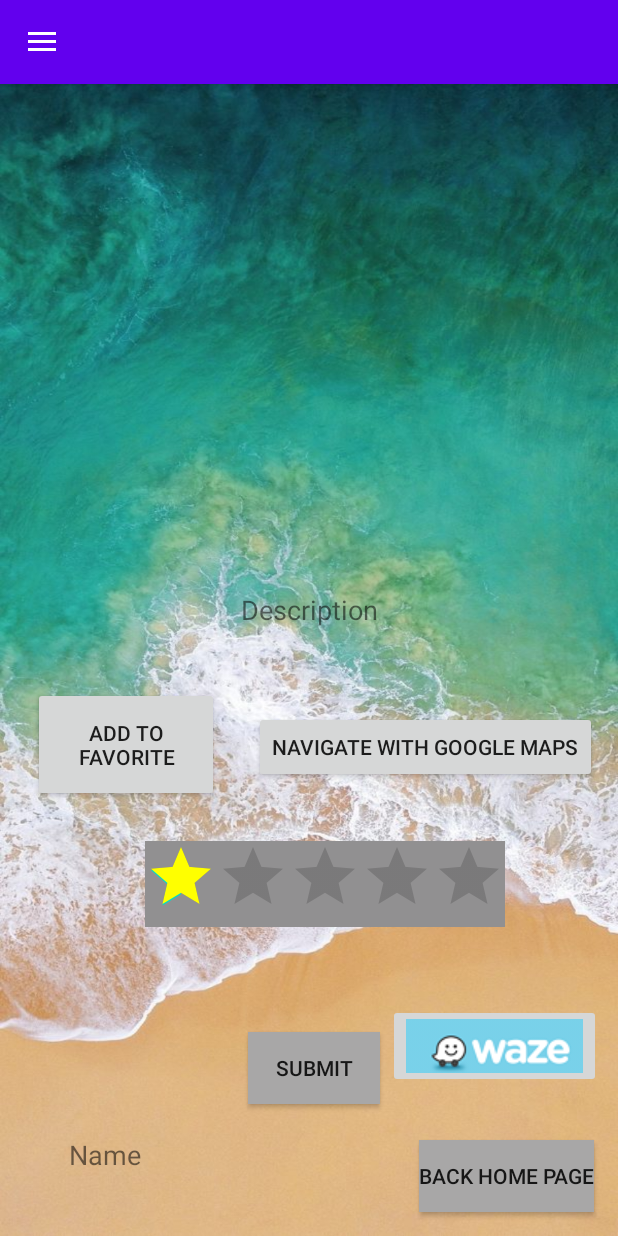
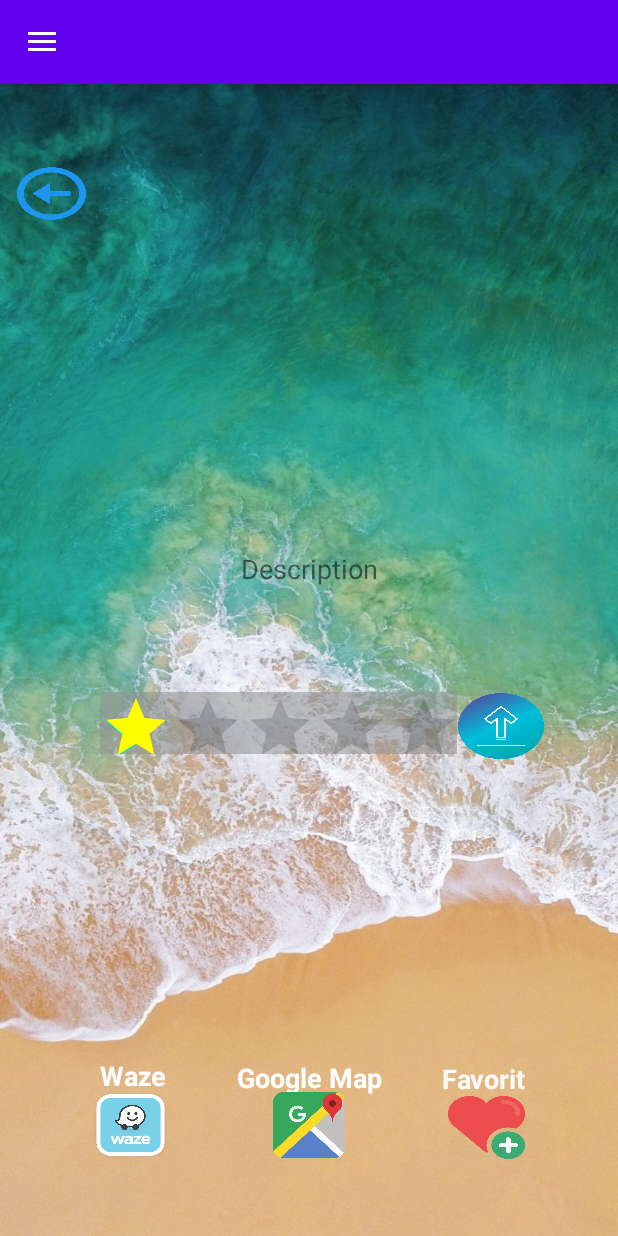
Before and after one commit to NDM-123/GetDate, an Android app: the PlaceInfo screen opened directly, with no data from a screen before it, on a phone screen of 412 x 824 dp. Run offline under Robolectric (Android 15) with nearby library versions, the phone set to English and light mode, and no system bars; our stand-ins replace Firebase (no records; nobody signed in at launch, a user with empty details on screens opened directly); 2 statements that could not run were skipped.

Commit message:
search page

```diff
--- a/app/src/main/java/com/example/date1b/PlaceInfo.java
+++ b/app/src/main/java/com/example/date1b/PlaceInfo.java
@@ -73,7 +73,7 @@ public class PlaceInfo extends AppCompatActivity{
         name = data.getString("name");
 
         image = findViewById(R.id.locPicture);
-        tvName = findViewById(R.id.locname);
+        //tvName = findViewById(R.id.locname);
         TextView tvDesc = findViewById(R.id.locdescription);
         navigateGoogle = findViewById(R.id.navwithgm);
         rt = (RatingBar) findViewById(R.id.ratingBar);
@@ -352,7 +352,7 @@ public class PlaceInfo extends AppCompatActivity{
                                 firebaseRate = r;
                                 String ra = "The rating is: " + firebaseRate;
                                 System.out.println(ra);
-                                tvName.setText(ra);
+                                //tvName.setText(ra);
                                 rt.setRating(r);
                                 return;
                             }
--- a/app/src/main/res/layout/activity_placeinfo.xml
+++ b/app/src/main/res/layout/activity_placeinfo.xml
@@ -10,115 +10,109 @@
     android:background="@drawable/sea1">
 
 
-<androidx.constraintlayout.widget.ConstraintLayout xmlns:android="http://schemas.android.com/apk/res/android"
-    xmlns:app="http://schemas.android.com/apk/res-auto"
-    xmlns:tools="http://schemas.android.com/tools"
+    <androidx.constraintlayout.widget.ConstraintLayout
         android:id="@+id/favorite"
         android:layout_width="match_parent"
         android:layout_height="match_parent">
 
+
         <ImageView
             android:id="@+id/locPicture"
-        android:layout_width="0dp"
-        android:layout_height="0dp"
-        android:layout_marginStart="11dp"
+            android:layout_width="302dp"
+            android:layout_height="178dp"
+            android:layout_marginStart="52dp"
             android:layout_marginTop="14dp"
-        android:layout_marginEnd="11dp"
-        android:layout_marginBottom="106dp"
-        app:layout_constraintBottom_toTopOf="@+id/navwithgm"
+            android:layout_marginBottom="468dp"
+            app:layout_constraintBottom_toBottomOf="parent"
+            app:layout_constraintStart_toStartOf="parent"
+            app:layout_constraintTop_toTopOf="parent"
+            app:layout_constraintVertical_bias="0.676" />
+
+        <TextView
+            android:id="@+id/locdescription"
+            android:layout_width="341dp"
+            android:layout_height="83dp"
+            android:layout_gravity="center"
+            android:layout_marginStart="35dp"
+            android:layout_marginTop="263dp"
+            android:layout_marginEnd="35dp"
+            android:layout_marginBottom="385dp"
+            android:gravity="center"
+            android:text="Description"
+            android:textSize="18sp"
+            app:layout_constraintBottom_toBottomOf="parent"
+            app:layout_constraintEnd_toEndOf="parent"
+            app:layout_constraintStart_toStartOf="parent"
+            app:layout_constraintTop_toTopOf="parent" />
+
+
+        <Button
+            android:id="@+id/addFavorite"
+            style="@style/Widget.AppCompat.Button.Borderless"
+            android:layout_width="51dp"
+            android:layout_height="42dp"
+            android:layout_marginStart="298dp"
+            android:layout_marginTop="656dp"
+            android:layout_marginEnd="62dp"
+            android:layout_marginBottom="33dp"
+            android:background="@drawable/favorite3"
+            app:layout_constraintBottom_toBottomOf="parent"
             app:layout_constraintEnd_toEndOf="parent"
             app:layout_constraintStart_toStartOf="parent"
             app:layout_constraintTop_toTopOf="parent" />
 
 
         <TextView
-        android:id="@+id/locname"
-        android:layout_width="0dp"
-        android:layout_height="0dp"
-        android:layout_gravity="center"
-        android:layout_marginStart="2dp"
-        android:layout_marginEnd="27dp"
-        android:layout_marginBottom="16dp"
-        android:gravity="center"
-        android:text="Name"
+            android:id="@+id/removeLocText"
+            android:layout_width="65dp"
+            android:layout_height="28dp"
+
+            android:layout_marginStart="294dp"
+            android:layout_marginTop="632dp"
+            android:layout_marginEnd="52dp"
+            android:layout_marginBottom="71dp"
+            android:text="Favorite"
+            android:textColor="#F9FBFB"
             android:textSize="18sp"
+            android:textStyle="bold"
             app:layout_constraintBottom_toBottomOf="parent"
-        app:layout_constraintEnd_toStartOf="@+id/submit_button"
-        app:layout_constraintStart_toStartOf="parent"
-        app:layout_constraintTop_toBottomOf="@+id/ratingBar" />
-
-    <TextView
-        android:id="@+id/locdescription"
-        android:layout_width="0dp"
-        android:layout_height="0dp"
-        android:layout_gravity="center"
-        android:layout_marginStart="35dp"
-        android:layout_marginEnd="35dp"
-        android:layout_marginBottom="13dp"
-        android:gravity="center"
-        android:text="Description"
-        android:textSize="18sp"
-        app:layout_constraintBottom_toTopOf="@+id/addFavorite"
             app:layout_constraintEnd_toEndOf="parent"
             app:layout_constraintStart_toStartOf="parent"
-        app:layout_constraintTop_toBottomOf="@+id/locPicture" />
-
-    <Button
-        android:id="@+id/addFavorite"
-        android:layout_width="0dp"
-        android:layout_height="0dp"
-        android:layout_marginStart="22dp"
-        android:layout_marginEnd="23dp"
-        android:layout_marginBottom="26dp"
-        android:text="Add to Favorite"
-        app:layout_constraintBottom_toTopOf="@+id/ratingBar"
-        app:layout_constraintEnd_toStartOf="@+id/navwithgm"
-        app:layout_constraintStart_toStartOf="parent"
-        app:layout_constraintTop_toBottomOf="@+id/locdescription" />
-
-    <Button
-        android:id="@+id/navwithgm"
-        android:layout_width="wrap_content"
-        android:layout_height="wrap_content"
-        android:layout_marginEnd="14dp"
-        android:layout_marginBottom="166dp"
-        android:text="Navigate with google maps"
-        app:layout_constraintBottom_toTopOf="@+id/submit_button"
-        app:layout_constraintEnd_toEndOf="parent"
-        app:layout_constraintStart_toEndOf="@+id/addFavorite"
-        app:layout_constraintTop_toBottomOf="@+id/locPicture" />
+            app:layout_constraintTop_toTopOf="parent" />
 
         <RatingBar
             android:id="@+id/ratingBar"
-        android:layout_width="wrap_content"
-        android:layout_height="wrap_content"
-        android:layout_marginStart="61dp"
-        android:layout_marginEnd="61dp"
-        android:layout_marginBottom="113dp"
-        android:background="#919091"
+            android:layout_width="238dp"
+            android:layout_height="41dp"
+            android:layout_marginStart="66dp"
+            android:layout_marginTop="387dp"
+            android:layout_marginEnd="107dp"
+            android:layout_marginBottom="303dp"
+            android:background="#8B909191"
             android:numStars="5"
             android:rating="1"
-        app:layout_constraintBottom_toTopOf="@+id/locname"
-        app:layout_constraintEnd_toEndOf="@+id/navwithgm"
-        app:layout_constraintStart_toStartOf="@+id/locdescription"
-        app:layout_constraintTop_toBottomOf="@+id/addFavorite"
+            app:layout_constraintBottom_toBottomOf="parent"
+            app:layout_constraintEnd_toEndOf="parent"
+            app:layout_constraintStart_toStartOf="parent"
+            app:layout_constraintTop_toTopOf="parent"
             tools:layout_constraintLeft_creator="1"
             tools:layout_constraintRight_creator="1"
             tools:layout_constraintTop_creator="1" />
 
         <Button
             android:id="@+id/submit_button"
-        android:layout_width="wrap_content"
-        android:layout_height="wrap_content"
-        android:layout_marginEnd="26dp"
-        android:layout_marginBottom="24dp"
-        android:background="#A8A7A7"
+            android:layout_width="57dp"
+            android:layout_height="44dp"
+            android:layout_marginStart="305dp"
+            android:layout_marginTop="387dp"
+            android:layout_marginEnd="49dp"
+            android:layout_marginBottom="300dp"
+            android:background="@drawable/submit"
             android:onClick="submitRating"
-        android:text="Submit"
-        app:layout_constraintBottom_toTopOf="@+id/backHome"
-        app:layout_constraintEnd_toStartOf="@+id/backHome"
-        app:layout_constraintStart_toEndOf="@+id/locname"
-        app:layout_constraintTop_toBottomOf="@+id/navwithgm"
+            app:layout_constraintBottom_toBottomOf="parent"
+            app:layout_constraintEnd_toEndOf="parent"
+            app:layout_constraintStart_toStartOf="parent"
+            app:layout_constraintTop_toTopOf="parent"
             tools:layout_constraintBottom_creator="1"
             tools:layout_constraintLeft_creator="1"
             tools:layout_constraintRight_creator="1"
@@ -126,17 +120,18 @@
 
         <Button
             android:id="@+id/backHome"
-        android:layout_width="wrap_content"
-        android:layout_height="wrap_content"
-        android:layout_marginEnd="16dp"
-        android:layout_marginBottom="16dp"
-        android:background="#A8A7A7"
+            android:layout_width="55dp"
+            android:layout_height="42dp"
+            android:layout_marginStart="6dp"
+            android:layout_marginTop="33dp"
+            android:layout_marginEnd="350dp"
+            android:layout_marginBottom="656dp"
+            android:background="@drawable/backhome"
             android:onClick="submitRating"
-        android:text="back Home Page"
             app:layout_constraintBottom_toBottomOf="parent"
             app:layout_constraintEnd_toEndOf="parent"
-        app:layout_constraintStart_toEndOf="@+id/submit_button"
-        app:layout_constraintTop_toBottomOf="@+id/submit_button"
+            app:layout_constraintStart_toStartOf="parent"
+            app:layout_constraintTop_toTopOf="parent"
             tools:layout_constraintBottom_creator="1"
             tools:layout_constraintLeft_creator="1"
             tools:layout_constraintRight_creator="1"
@@ -155,19 +150,75 @@
             tools:layout_constraintLeft_creator="1"
             tools:layout_constraintRight_creator="1" />
 
-    <ImageButton
-        android:id="@+id/waze_button"
-        android:layout_width="wrap_content"
-        android:layout_height="wrap_content"
-        android:layout_marginStart="258dp"
-        android:layout_marginTop="595dp"
-        android:layout_marginEnd="11dp"
-        android:layout_marginBottom="81dp"
+
+        <Button
+            android:id="@+id/navwithgm"
+            android:layout_width="48dp"
+            android:layout_height="44dp"
+            android:layout_marginStart="181dp"
+            android:layout_marginTop="653dp"
+            android:layout_marginEnd="182dp"
+            android:layout_marginBottom="34dp"
+            android:background="@drawable/googlemapsicon"
+
+            android:scaleType="fitXY"
             app:layout_constraintBottom_toBottomOf="parent"
             app:layout_constraintEnd_toEndOf="parent"
             app:layout_constraintStart_toStartOf="parent"
             app:layout_constraintTop_toTopOf="parent"
-        app:srcCompat="@drawable/waze_image" />
+
+            app:srcCompat="@drawable/googlemapsicon" />
+
+        <TextView
+            android:id="@+id/searchtext"
+            android:layout_width="wrap_content"
+            android:layout_height="wrap_content"
+            android:layout_marginStart="178dp"
+            android:layout_marginTop="632dp"
+            android:layout_marginEnd="177dp"
+            android:layout_marginBottom="75dp"
+            android:text="Google Map"
+            android:textColor="#FFFFFF"
+            android:textSize="18sp"
+            android:textStyle="bold"
+            app:layout_constraintBottom_toBottomOf="parent"
+            app:layout_constraintEnd_toEndOf="parent"
+            app:layout_constraintStart_toStartOf="parent"
+            app:layout_constraintTop_toTopOf="parent" />
+
+        <ImageButton
+            android:id="@+id/waze_button"
+            android:layout_width="50dp"
+            android:layout_height="45dp"
+            android:layout_marginStart="61dp"
+            android:layout_marginTop="653dp"
+            android:layout_marginEnd="300dp"
+            android:layout_marginBottom="33dp"
+            android:background="@android:color/transparent"
+            android:backgroundTint="#FFFFFF"
+            android:scaleType="fitXY"
+            app:layout_constraintBottom_toBottomOf="parent"
+            app:layout_constraintEnd_toEndOf="parent"
+            app:layout_constraintStart_toStartOf="parent"
+            app:layout_constraintTop_toTopOf="parent"
+            app:srcCompat="@drawable/waze_image2" />
+
+        <TextView
+            android:id="@+id/WazeText"
+            android:layout_width="49dp"
+            android:layout_height="33dp"
+            android:layout_marginStart="70dp"
+            android:layout_marginTop="632dp"
+            android:layout_marginEnd="300dp"
+            android:layout_marginBottom="69dp"
+            android:text="Waze"
+            android:textColor="#FFFFFF"
+            android:textSize="18sp"
+            android:textStyle="bold"
+            app:layout_constraintBottom_toBottomOf="parent"
+            app:layout_constraintEnd_toEndOf="parent"
+            app:layout_constraintStart_toStartOf="parent"
+            app:layout_constraintTop_toTopOf="parent" />
 
 
     </androidx.constraintlayout.widget.ConstraintLayout>
```
Also changed, not shown: app/src/main/res/drawable/backhome.png (added), app/src/main/res/drawable/favorite.png (added), app/src/main/res/drawable/favorite3.png (added), app/src/main/res/drawable/googlemapsicon.png (added), app/src/main/res/drawable/submit.png (added), app/src/main/res/drawable/waze_image2.png (added), app/src/main/res/drawable/waze_image3.jpg (added). Lines whose indentation alone changed are shown as unchanged.
